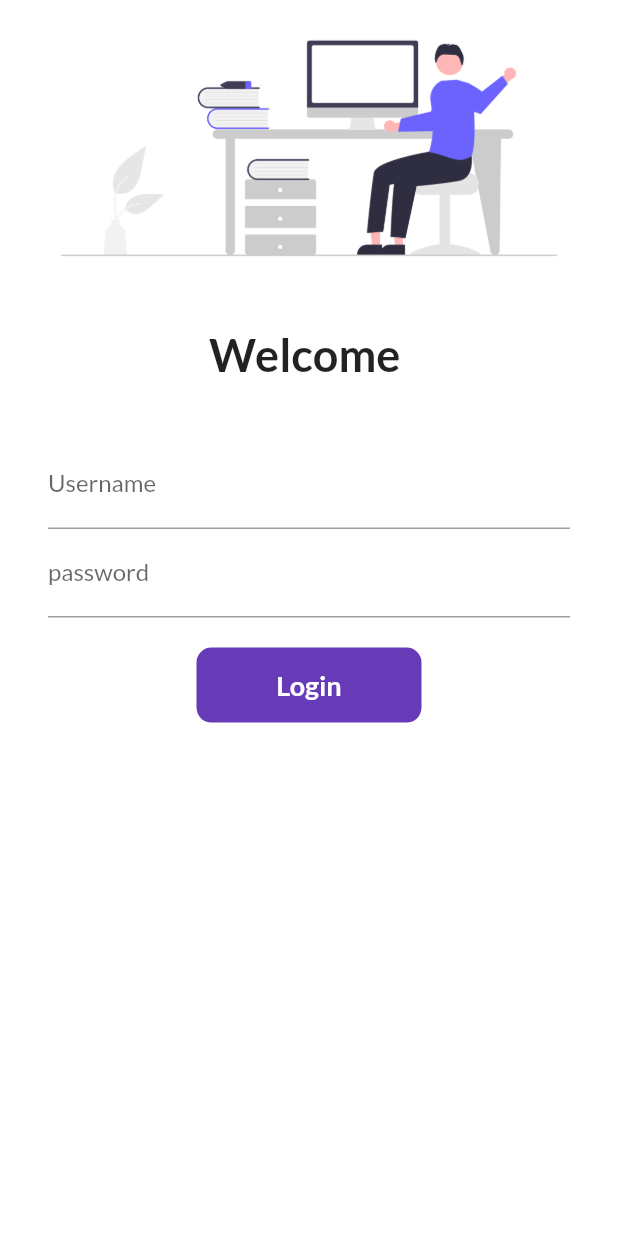
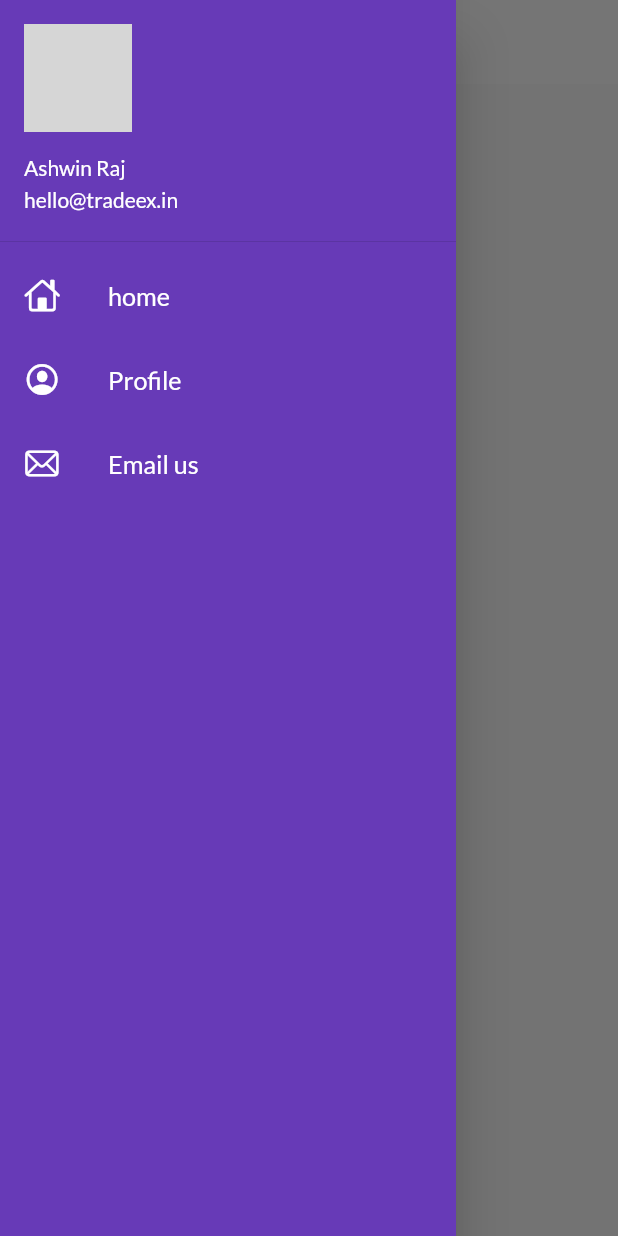
Before and after one commit to tunkashwinraj/catalogappflutter, a Flutter app: the screen it shows after launch, with the side drawer open (before the commit the screen has no drawer), on a phone screen of 412 x 824 dp. Run offline on Flutter 3.47's test engine with Material 2 defaults, Android fonts, the phone set to English and light mode, and no system bars; our stand-ins replace google_fonts; missing offline and left inert: dart:html, dart:js_util; network calls fail; grey boxes are pictures that could not be loaded.

Commit message:
day10 completed

```diff
--- a/lib/main.dart
+++ b/lib/main.dart
@@ -5,6 +5,7 @@ import 'package:flutter/material.dart';
 import 'package:google_fonts/google_fonts.dart';
 import 'package:practise_mod/pages/login_page.dart';
 import 'package:practise_mod/utils/routes.dart';
+import 'package:practise_mod/widgets/themes.dart';
 import 'pages/home_page.dart';
 
 void main(List<String> args) {
@@ -16,15 +17,13 @@ class MyApp extends StatelessWidget {
 
   @override
   Widget build(BuildContext context) {
+    // ignore: prefer_const_constructors
     return MaterialApp(
       themeMode: ThemeMode.light,
-      theme: ThemeData(
-          primarySwatch: Colors.blue,
-          fontFamily: GoogleFonts.lato().fontFamily,
-          primaryTextTheme: GoogleFonts.latoTextTheme()),
-      debugShowCheckedModeBanner: true,
-      darkTheme: ThemeData(brightness: Brightness.light),
-      initialRoute: MyRoutes.loginRoute,
+      theme: MyTheme.lightTheme(context),
+      darkTheme: MyTheme.darkTheme(context),
+      debugShowCheckedModeBanner: false,
+      initialRoute: MyRoutes.homeRoute,
       routes: {
         MyRoutes.loginRoute: (context) => LoginPage(),
         MyRoutes.homeRoute: (context) => HomePage(),
--- a/lib/pages/home_page.dart
+++ b/lib/pages/home_page.dart
@@ -1,4 +1,5 @@
 import 'package:flutter/material.dart';
+import 'package:practise_mod/widgets/drawer.dart';
 
 class HomePage extends StatelessWidget {
   const HomePage({super.key});
@@ -8,15 +9,15 @@ class HomePage extends StatelessWidget {
     var first = "1st";
     return Scaffold(
       appBar: AppBar(
-        title: Text("Practise_mod"),
+        title: Text(
+          "Practise_mod",
+          style: TextStyle(color: Colors.black),
+        ),
       ),
       body: Center(
-        child: Container(
-          child: Text("This is the $first Practise_mod App "
-        )
-        )
-        ),
-      drawer: Drawer(),
+          child:
+              Container(child: Text("This is the $first Practise_mod App "))),
+      drawer: MyDrawer(),
     );
   }
 }
--- /dev/null
+++ b/lib/widgets/drawer.dart
@@ -0,0 +1,74 @@
+import 'dart:html';
+import 'dart:ui';
+
+import 'package:flutter/cupertino.dart';
+import "package:flutter/material.dart";
+
+class MyDrawer extends StatelessWidget {
+  const MyDrawer({super.key});
+
+  @override
+  Widget build(BuildContext context) {
+    final imageUrl =
+        "https://pbs.twimg.com/profile_images/1173995860905979904/lYQecUby_400x400.jpg";
+    return Drawer(
+      child: Container(
+        color: Colors.deepPurple,
+        child: ListView(
+          children: [
+            DrawerHeader(
+              padding: EdgeInsets.zero,
+              child: UserAccountsDrawerHeader(
+                margin: EdgeInsets.zero,
+                accountName: Text(
+                  "Ashwin Raj",
+                  style: TextStyle(color: Colors.white),
+                ),
+                accountEmail: Text(
+                  "hello@tradeex.in",
+                  style: TextStyle(color: Colors.white),
+                ),
+                currentAccountPicture: CircleAvatar(
+                  backgroundImage: NetworkImage(imageUrl),
+                ),
+              ),
+            ),
+            ListTile(
+              leading: Icon(
+                CupertinoIcons.home,
+                color: Colors.white,
+              ),
+              title: Text("home",
+                  textScaleFactor: 1.2,
+                  style: TextStyle(
+                    color: Colors.white,
+                  )),
+            ),
+            ListTile(
+              leading: Icon(
+                CupertinoIcons.profile_circled,
+                color: Colors.white,
+              ),
+              title: Text("Profile",
+                  textScaleFactor: 1.2,
+                  style: TextStyle(
+                    color: Colors.white,
+                  )),
+            ),
+            ListTile(
+              leading: Icon(
+                CupertinoIcons.mail,
+                color: Colors.white,
+              ),
+              title: Text("Email us",
+                  textScaleFactor: 1.2,
+                  style: TextStyle(
+                    color: Colors.white,
+                  )),
+            )
+          ],
+        ),
+      ),
+    );
+  }
+}
--- /dev/null
+++ b/lib/widgets/themes.dart
@@ -0,0 +1,18 @@
+import 'package:flutter/material.dart';
+import 'package:google_fonts/google_fonts.dart';
+
+class MyTheme {
+  static ThemeData lightTheme(BuildContext context) => ThemeData(
+      primarySwatch: Colors.deepPurple,
+      fontFamily: GoogleFonts.lato().fontFamily,
+      primaryTextTheme: GoogleFonts.latoTextTheme(),
+      appBarTheme: AppBarTheme(
+        color: Colors.white,
+        elevation: 0.0,
+        iconTheme: IconThemeData(color: Colors.black),
+      ));
+
+  static ThemeData darkTheme(BuildContext context) => ThemeData(
+        brightness: Brightness.dark,
+      );
+}
```
